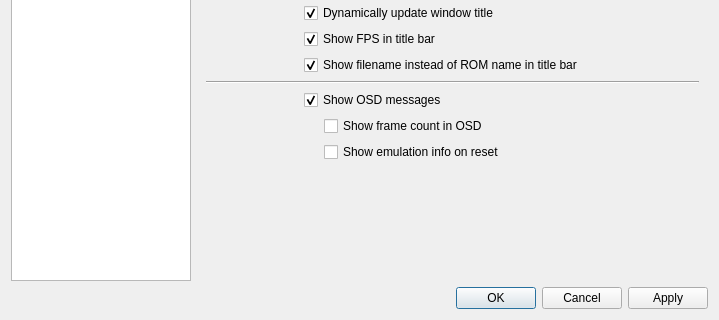
The window that Libretro/mgba/src/platform/qt/SettingsView.ui (kiddreads/Avalon-copy2) describes before a commit, drawn with Qt 5; both pictures show x 0 to 719 and y 284 to 604 of the 719 by 604 pixel window.
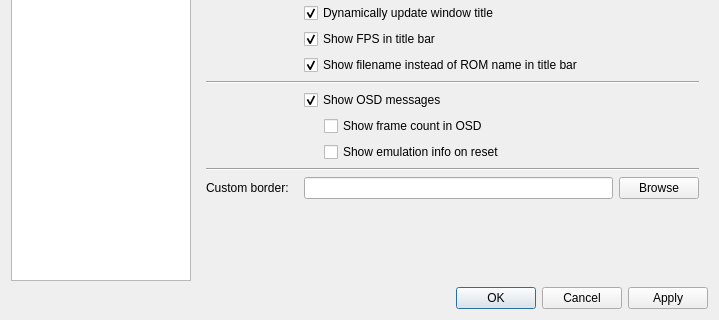
The same window after the commit. The open tabs and pages were chosen to show the change.

Commit message: Qt: Start adding background/bezel image support

Patch:
```diff
--- a/Libretro/mgba/src/platform/qt/SettingsView.ui
+++ b/Libretro/mgba/src/platform/qt/SettingsView.ui
@@ -907,6 +907,41 @@
          </item>
         </layout>
        </item>
+       <item row="19" column="1">
+        <layout class="QHBoxLayout" name="horizontalLayout_22">
+         <item>
+          <widget class="QLineEdit" name="bgImage">
+           <property name="sizePolicy">
+            <sizepolicy hsizetype="Expanding" vsizetype="Fixed">
+             <horstretch>0</horstretch>
+             <verstretch>0</verstretch>
+            </sizepolicy>
+           </property>
+          </widget>
+         </item>
+         <item>
+          <widget class="QPushButton" name="bgImageBrowse">
+           <property name="text">
+            <string>Browse</string>
+           </property>
+          </widget>
+         </item>
+        </layout>
+       </item>
+       <item row="18" column="0" colspan="2">
+        <widget class="Line" name="line_13">
+         <property name="orientation">
+          <enum>Qt::Horizontal</enum>
+         </property>
+        </widget>
+       </item>
+       <item row="19" column="0">
+        <widget class="QLabel" name="label_53">
+         <property name="text">
+          <string>Custom border:</string>
+         </property>
+        </widget>
+       </item>
       </layout>
      </widget>
      <widget class="QWidget" name="update">
```
The commit also changes 8 other files.
